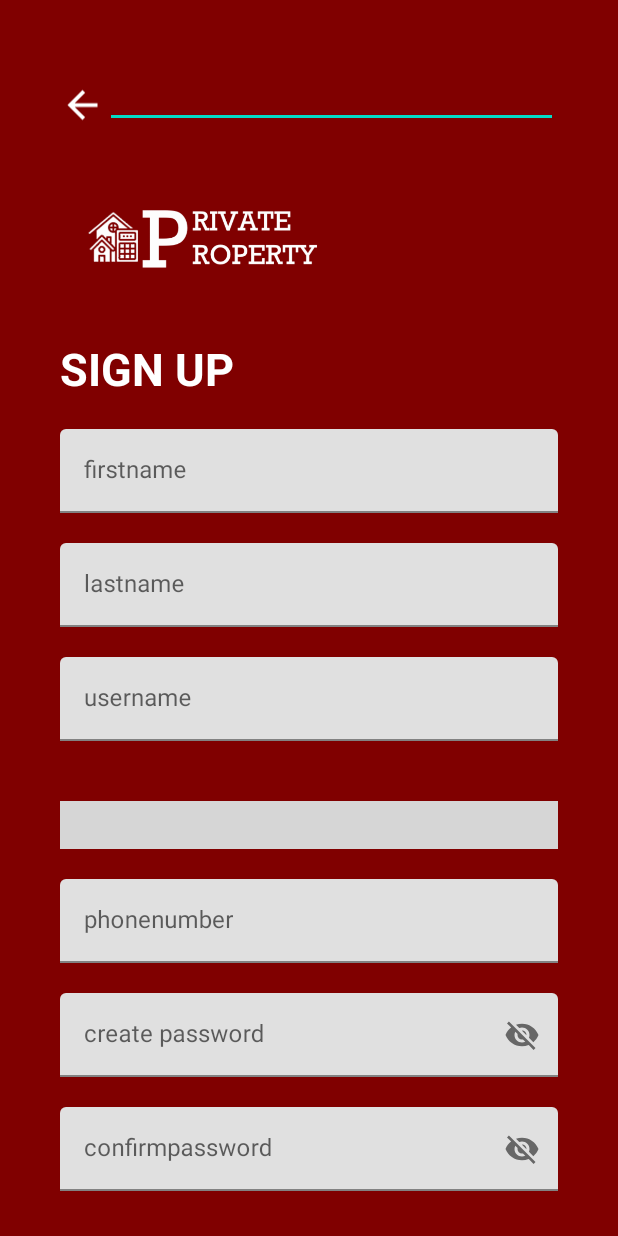
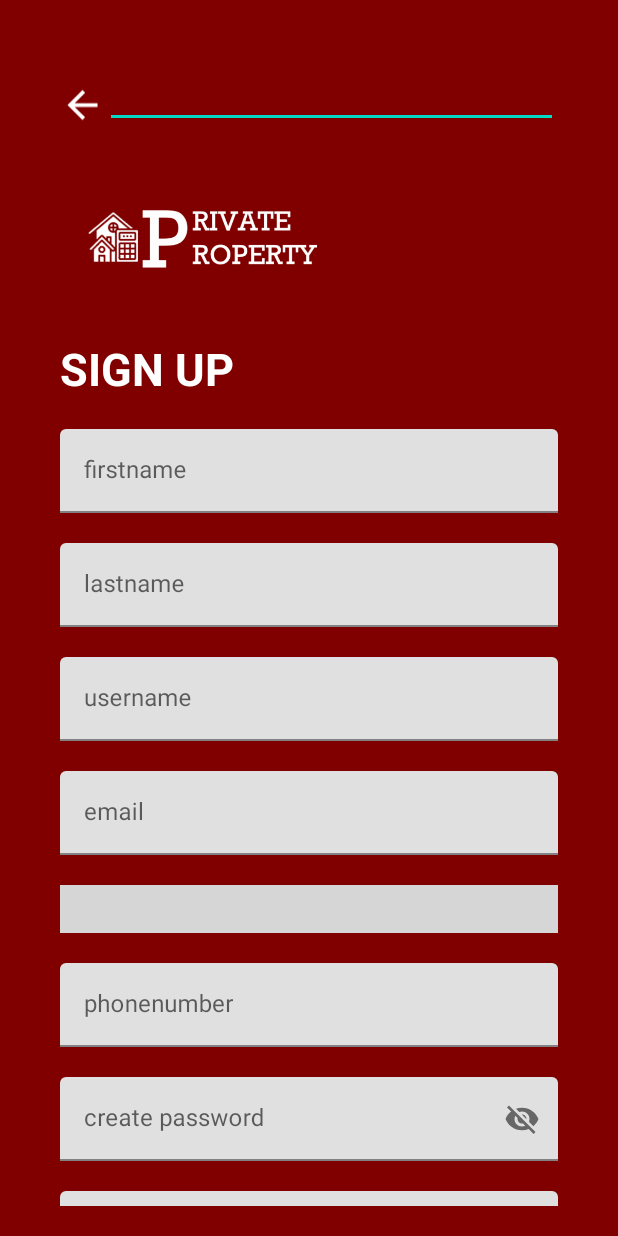
Before and after one commit to Abisolahabib/Private-Property, an Android app: the SignupActivity screen opened directly, with no data from a screen before it, on a phone screen of 412 x 824 dp. Run offline under Robolectric (Android 15) with nearby library versions, the light colour scheme and no system bars; our stand-ins replace Firebase (no records; nobody signed in at launch, a user with empty details on screens opened directly); libraries missing offline, so code that uses them is left out: com.hbb20; plain views replace CountryCodePicker; Roboto replaces fonts that are not available here; grey boxes are pictures that could not be loaded.

```diff
--- a/app/src/main/res/layout/activity_signup.xml
+++ b/app/src/main/res/layout/activity_signup.xml
@@ -105,7 +105,12 @@
                 android:layout_marginBottom="20dp"
                 android:hint="email">
 
+                <com.google.android.material.textfield.TextInputEditText
+                    android:layout_width="match_parent"
+                    android:layout_height="wrap_content" />
+
             </com.google.android.material.textfield.TextInputLayout>
+
 
             <com.hbb20.CountryCodePicker
                 android:layout_width="match_parent"
```
